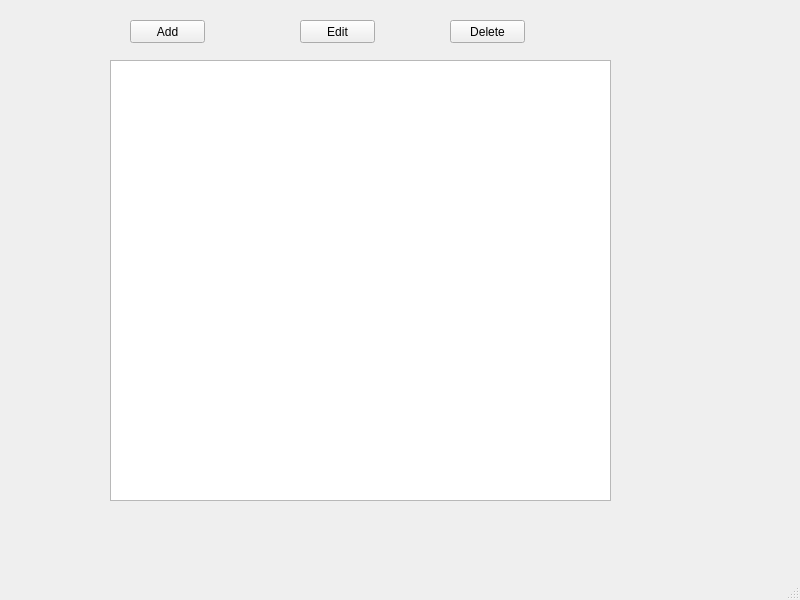
Qt form ui/tesshomedashboard.ui (bibongbenh04/PTI02-HB) before a commit.
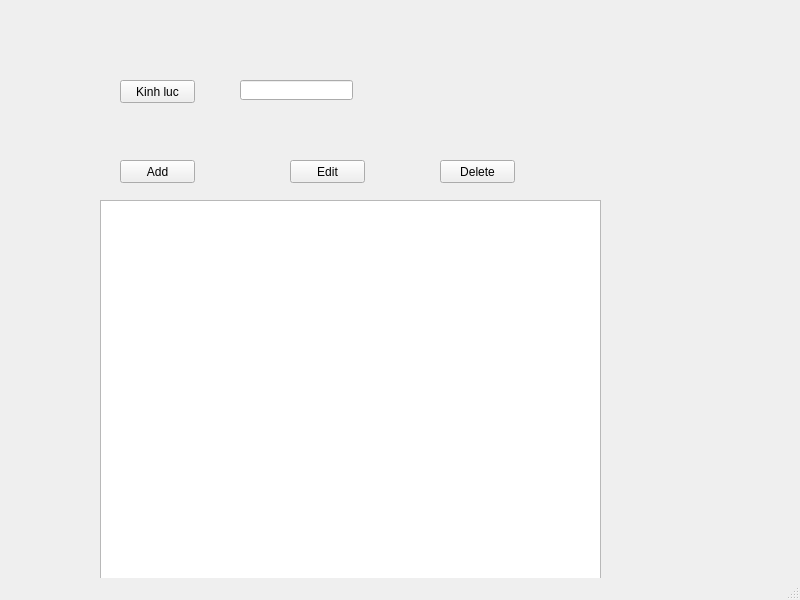
The same form after that commit.

Patch:
```diff
--- a/ui/tesshomedashboard.ui
+++ b/ui/tesshomedashboard.ui
@@ -17,8 +17,8 @@
    <widget class="QListWidget" name="test">
     <property name="geometry">
      <rect>
-      <x>110</x>
-      <y>60</y>
+      <x>100</x>
+      <y>200</y>
       <width>501</width>
       <height>441</height>
      </rect>
@@ -27,8 +27,8 @@
    <widget class="QPushButton" name="btnAddDialog">
     <property name="geometry">
      <rect>
-      <x>130</x>
-      <y>20</y>
+      <x>120</x>
+      <y>160</y>
       <width>75</width>
       <height>23</height>
      </rect>
@@ -40,8 +40,8 @@
    <widget class="QPushButton" name="btnEditDialog">
     <property name="geometry">
      <rect>
-      <x>300</x>
-      <y>20</y>
+      <x>290</x>
+      <y>160</y>
       <width>75</width>
       <height>23</height>
      </rect>
@@ -53,8 +53,8 @@
    <widget class="QPushButton" name="btnDelete">
     <property name="geometry">
      <rect>
-      <x>450</x>
-      <y>20</y>
+      <x>440</x>
+      <y>160</y>
       <width>75</width>
       <height>23</height>
      </rect>
@@ -63,6 +63,29 @@
      <string>Delete</string>
     </property>
    </widget>
+   <widget class="QPushButton" name="btnSearch">
+    <property name="geometry">
+     <rect>
+      <x>120</x>
+      <y>80</y>
+      <width>75</width>
+      <height>23</height>
+     </rect>
+    </property>
+    <property name="text">
+     <string>Kinh luc</string>
+    </property>
+   </widget>
+   <widget class="QLineEdit" name="txtValueSearch">
+    <property name="geometry">
+     <rect>
+      <x>240</x>
+      <y>80</y>
+      <width>113</width>
+      <height>20</height>
+     </rect>
+    </property>
+   </widget>
   </widget>
   <widget class="QStatusBar" name="statusbar"/>
  </widget>
```
